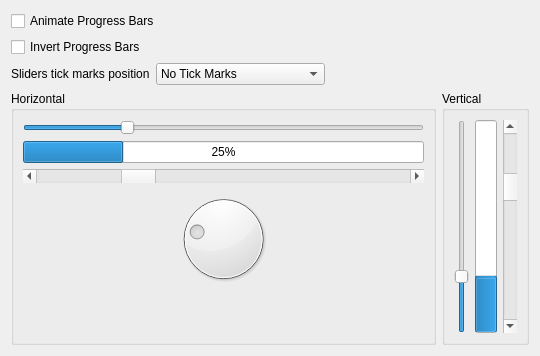
Old version of the form kstyle/demo/ui/oxygensliderdemowidget.ui in the repository KDE/oxygen.
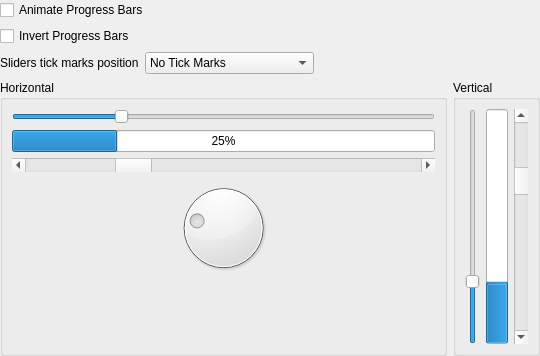
New version of the form.

What changed in the file:
```diff
--- a/kstyle/demo/ui/oxygensliderdemowidget.ui
+++ b/kstyle/demo/ui/oxygensliderdemowidget.ui
@@ -11,6 +11,18 @@
    </rect>
   </property>
   <layout class="QGridLayout" name="gridLayout">
+   <property name="leftMargin">
+    <number>0</number>
+   </property>
+   <property name="topMargin">
+    <number>0</number>
+   </property>
+   <property name="rightMargin">
+    <number>0</number>
+   </property>
+   <property name="bottomMargin">
+    <number>0</number>
+   </property>
    <item row="0" column="0">
     <widget class="QCheckBox" name="animateProgressBarCheckBox">
      <property name="text">
```
